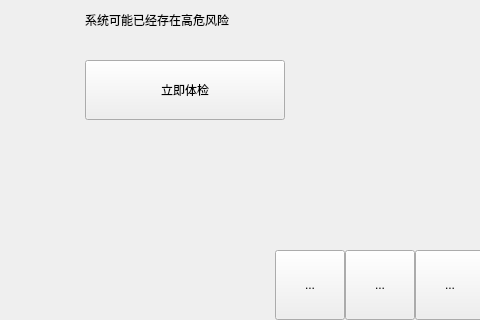
Above: qt_360_safe/widget/homewidget.ui from sadlong/360_safe before the change; both pictures show x 275 to 755 and y 140 to 460 of the 920 by 460 pixel window. Below: the same form after it.
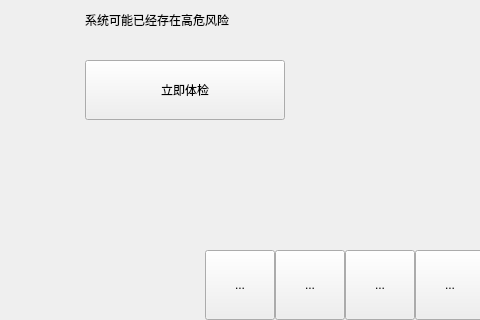
That is the form after the change. Custom widgets are drawn as their Qt base class.

Diff of the .ui file:
```diff
--- a/qt_360_safe/widget/homewidget.ui
+++ b/qt_360_safe/widget/homewidget.ui
@@ -166,6 +166,29 @@
      </rect>
     </property>
    </widget>
+   <widget class="StateWidget" name="yanZheng" native="true">
+    <property name="geometry">
+     <rect>
+      <x>230</x>
+      <y>390</y>
+      <width>70</width>
+      <height>70</height>
+     </rect>
+    </property>
+   </widget>
+   <widget class="QToolButton" name="sadLiu">
+    <property name="geometry">
+     <rect>
+      <x>480</x>
+      <y>390</y>
+      <width>70</width>
+      <height>70</height>
+     </rect>
+    </property>
+    <property name="text">
+     <string>...</string>
+    </property>
+   </widget>
   </widget>
   <widget class="QWidget" name="background" native="true">
    <property name="geometry">
```
